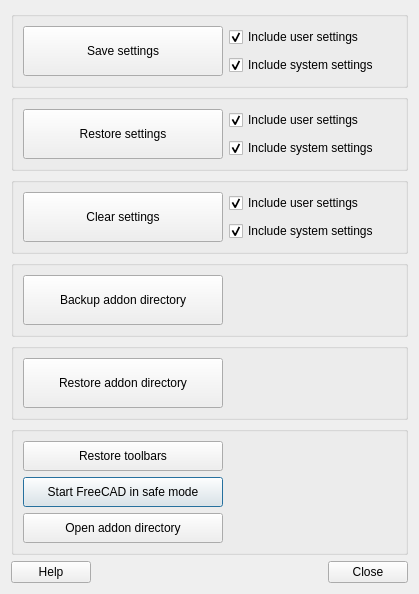
This is Resources/ui/ui_Dialog.ui in APEbbers/SaveAndRestore as Qt 5 draws it before an edit. The edited form follows.
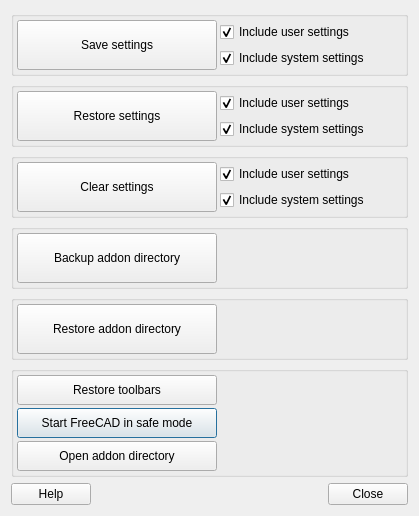
This is the edited form.

Diff of the .ui file:
```diff
--- a/Resources/ui/ui_Dialog.ui
+++ b/Resources/ui/ui_Dialog.ui
@@ -7,7 +7,7 @@
     <x>0</x>
     <y>0</y>
     <width>419</width>
-    <height>542</height>
+    <height>496</height>
    </rect>
   </property>
   <property name="windowTitle">
@@ -17,6 +17,21 @@
    <item row="5" column="0">
     <widget class="QGroupBox" name="groupBox">
      <layout class="QGridLayout" name="gridLayout_4">
+      <property name="leftMargin">
+       <number>3</number>
+      </property>
+      <property name="topMargin">
+       <number>3</number>
+      </property>
+      <property name="rightMargin">
+       <number>3</number>
+      </property>
+      <property name="bottomMargin">
+       <number>3</number>
+      </property>
+      <property name="spacing">
+       <number>3</number>
+      </property>
       <item row="1" column="0">
        <widget class="QPushButton" name="startSafeMode">
         <property name="minimumSize">
@@ -91,6 +106,21 @@
    <item row="2" column="0">
     <widget class="QGroupBox" name="groupBox_2">
      <layout class="QGridLayout" name="gridLayout_5">
+      <property name="leftMargin">
+       <number>3</number>
+      </property>
+      <property name="topMargin">
+       <number>3</number>
+      </property>
+      <property name="rightMargin">
+       <number>3</number>
+      </property>
+      <property name="bottomMargin">
+       <number>3</number>
+      </property>
+      <property name="spacing">
+       <number>3</number>
+      </property>
       <item row="0" column="1">
        <widget class="QCheckBox" name="IncludeUser_Clear">
         <property name="text">
@@ -133,6 +163,21 @@
    <item row="0" column="0">
     <widget class="QGroupBox" name="groupBox">
      <layout class="QGridLayout" name="gridLayout">
+      <property name="leftMargin">
+       <number>3</number>
+      </property>
+      <property name="topMargin">
+       <number>3</number>
+      </property>
+      <property name="rightMargin">
+       <number>3</number>
+      </property>
+      <property name="bottomMargin">
+       <number>3</number>
+      </property>
+      <property name="spacing">
+       <number>3</number>
+      </property>
       <item row="0" column="0" rowspan="2">
        <widget class="QPushButton" name="saveSettings">
         <property name="minimumSize">
@@ -178,6 +223,21 @@
       <string/>
      </property>
      <layout class="QGridLayout" name="gridLayout_7">
+      <property name="leftMargin">
+       <number>3</number>
+      </property>
+      <property name="topMargin">
+       <number>3</number>
+      </property>
+      <property name="rightMargin">
+       <number>3</number>
+      </property>
+      <property name="bottomMargin">
+       <number>3</number>
+      </property>
+      <property name="spacing">
+       <number>3</number>
+      </property>
       <item row="0" column="0">
        <widget class="QPushButton" name="BackupMod">
         <property name="minimumSize">
@@ -241,6 +301,21 @@
    <item row="1" column="0">
     <widget class="QGroupBox" name="groupBox">
      <layout class="QGridLayout" name="gridLayout_2">
+      <property name="leftMargin">
+       <number>3</number>
+      </property>
+      <property name="topMargin">
+       <number>3</number>
+      </property>
+      <property name="rightMargin">
+       <number>3</number>
+      </property>
+      <property name="bottomMargin">
+       <number>3</number>
+      </property>
+      <property name="spacing">
+       <number>3</number>
+      </property>
       <item row="0" column="1">
        <widget class="QCheckBox" name="IncludeUser_Restore">
         <property name="text">
@@ -286,6 +361,21 @@
       <string/>
      </property>
      <layout class="QGridLayout" name="gridLayout_8">
+      <property name="leftMargin">
+       <number>3</number>
+      </property>
+      <property name="topMargin">
+       <number>3</number>
+      </property>
+      <property name="rightMargin">
+       <number>3</number>
+      </property>
+      <property name="bottomMargin">
+       <number>3</number>
+      </property>
+      <property name="spacing">
+       <number>3</number>
+      </property>
       <item row="0" column="0">
        <widget class="QPushButton" name="RestoreMod">
         <property name="minimumSize">
```
